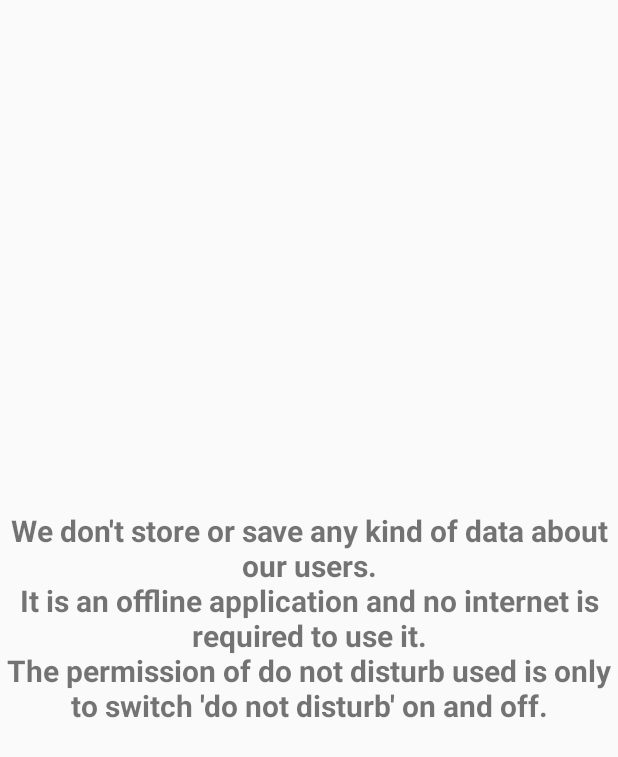
After one commit to agrawalshivam66/GameMode, an Android app: the privacy_activity screen opened directly, with no data from a screen before it, on a phone screen of 412 x 824 dp. The commit adds this screen. Shown: the top 757 px of the screen. Run offline under Robolectric (Android 15) with nearby library versions, the phone set to English and light mode, and no system bars.

Commit message:
last stable Privacy pilicies and about menu added

```diff
--- /dev/null
+++ b/app/src/main/java/com/example/shivam_pc/gamemode/privacy_activity.java
@@ -0,0 +1,13 @@
+package com.example.shivam_pc.gamemode;
+
+import android.support.v7.app.AppCompatActivity;
+import android.os.Bundle;
+
+public class privacy_activity extends AppCompatActivity {
+
+    @Override
+    protected void onCreate(Bundle savedInstanceState) {
+        super.onCreate(savedInstanceState);
+        setContentView(R.layout.privacypolicy);
+    }
+}
--- /dev/null
+++ b/app/src/main/res/layout/privacypolicy.xml
@@ -0,0 +1,14 @@
+<?xml version="1.0" encoding="utf-8"?>
+<LinearLayout
+    xmlns:android="http://schemas.android.com/apk/res/android"
+    android:layout_width="match_parent"
+    android:layout_height="match_parent">
+    <TextView
+        android:layout_width="match_parent"
+        android:layout_height="wrap_content"
+        android:layout_gravity="center_vertical"
+        android:gravity="center_horizontal"
+        android:text="@string/privacyPolicy"
+        android:textSize="20dp"
+        android:textStyle="bold"/>
+</LinearLayout>
--- a/app/src/main/res/menu/settings.xml
+++ b/app/src/main/res/menu/settings.xml
@@ -3,4 +3,10 @@
     <item android:id="@+id/action_feedback"
         android:title="Feedback">
     </item>
+    <item android:id="@+id/action_privacy"
+        android:title="Privacy Policy">
+    </item>
+    <item android:id="@+id/action_about"
+        android:title="About">
+    </item>
 </menu>
--- a/app/src/main/res/values/strings.xml
+++ b/app/src/main/res/values/strings.xml
@@ -20,6 +20,9 @@
     <string name="channel_description">Toggle Game Mode on and off</string>
 
     <!-- Strings related to Settings -->
+    <string name="privacyPolicy">"We don't store or save any kind of data about our users.
+It is an offline application and no internet is required to use it.
+The permission of do not disturb used is only to switch 'do not disturb' on and off."</string>
 
     <!-- Example General settings -->
 
```
Also changed, not shown: app/src/main/AndroidManifest.xml (+4 -3 lines), app/src/main/java/com/example/shivam_pc/gamemode/MainActivity.java (+11 -1 lines), app/src/main/java/com/example/shivam_pc/gamemode/SettingActivity.java (+10 -0 lines), app/src/main/java/com/example/shivam_pc/gamemode/about_activity.java (added, +13 -0 lines), app/src/main/res/layout/about.xml (added, +14 -0 lines), app/src/main/res/menu/options.xml (+7 -0 lines).
